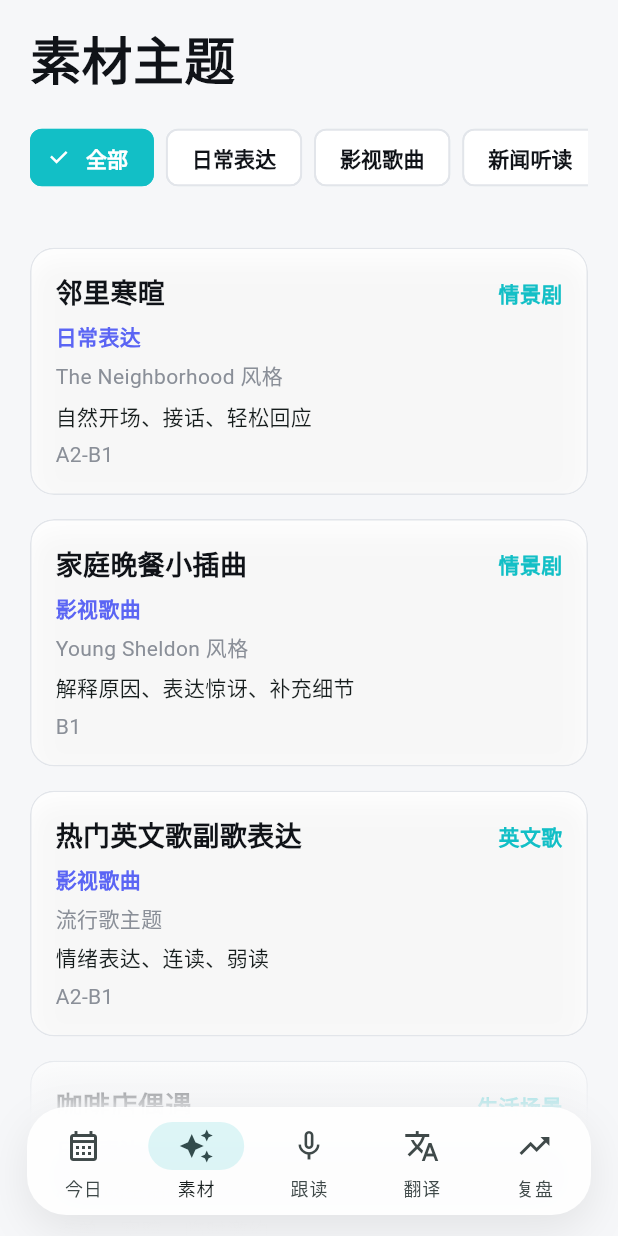
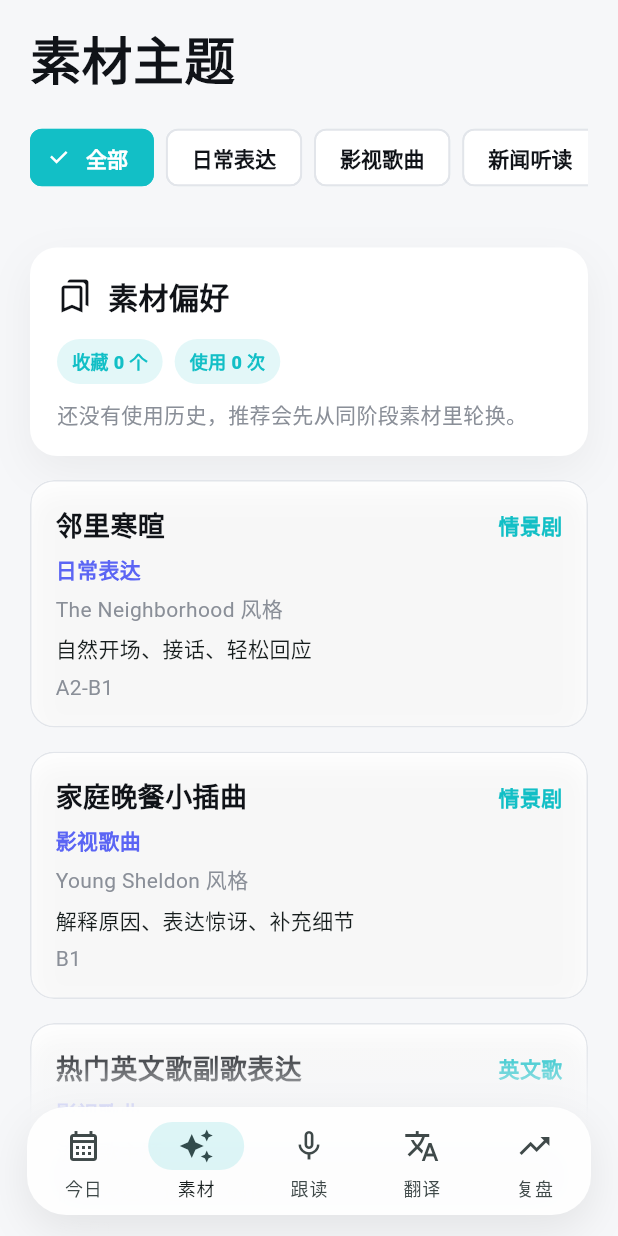
Before and after one commit to nora633/English, a Flutter app: the screen it shows after launch, scrolled down 576 dp, after a tap on the "auto awesome" icon, on a phone screen of 412 x 824 dp. Run offline on Flutter 3.47's test engine with Material 3 defaults, Android fonts, the phone set to English and light mode, and no system bars; our stand-ins replace audioplayers, flutter_tts, shared_preferences; missing offline and left inert: record; Roboto replaces fonts that are missing (System).

Commit message:
Add material favorites and recommendation history

```diff
--- a/mobile/lib/src/app_shell.dart
+++ b/mobile/lib/src/app_shell.dart
@@ -6,6 +6,7 @@ import 'services/audio_player_service.dart';
 import 'services/audio_recorder_service.dart';
 import 'services/daily_lesson_service.dart';
 import 'services/local_progress_store.dart';
+import 'services/material_activity_store.dart';
 import 'services/speech_service.dart';
 import 'theme/app_theme.dart';
 import 'views/review_page.dart';
@@ -34,10 +35,12 @@ class _AppShellState extends State<AppShell> {
   final progressStore = const LocalProgressStore();
   final lessonStore = const DailyLessonStore();
   final lessonGateway = const DailyLessonGateway();
+  final materialStore = const MaterialActivityStore();
 
   int index = 0;
   LocalProgress progress = const LocalProgress.empty();
   LocalLearningStats stats = const LocalLearningStats.empty();
+  MaterialActivityState materialState = const MaterialActivityState.empty();
   DailyLesson lesson = SampleData.todayLesson;
   DailyLessonSource lessonSource = DailyLessonSource.local;
   bool isGeneratingLesson = false;
@@ -56,11 +59,15 @@ class _AppShellState extends State<AppShell> {
       (_) => const LocalLearningStats.empty(),
     );
     final storedLesson = await lessonStore.load().catchError((_) => null);
+    final storedMaterialState = await materialStore.load().catchError(
+      (_) => const MaterialActivityState.empty(),
+    );
     if (!mounted) return;
 
     setState(() {
       progress = storedProgress;
       stats = storedStats;
+      materialState = storedMaterialState;
       if (storedLesson != null) {
         lesson = storedLesson.lesson;
         lessonSource = storedLesson.source;
@@ -87,6 +94,7 @@ class _AppShellState extends State<AppShell> {
     setState(() => isGeneratingLesson = true);
     final response = await lessonGateway.generate(
       stats: stats,
+      materialState: materialState,
       preferredStage: LearningStage.daily,
     );
     await lessonStore.save(response).catchError((_) {});
@@ -100,6 +108,9 @@ class _AppShellState extends State<AppShell> {
   }
 
   Future<void> useThemeAsDailyLesson(LearningTheme theme) async {
+    final nextMaterialState = await materialStore
+        .recordUse(theme)
+        .catchError((_) => materialState);
     final generated = const LocalDailyLessonService().generateFromTheme(theme);
     final response = DailyLessonResponse(
       lesson: generated,
@@ -111,8 +122,16 @@ class _AppShellState extends State<AppShell> {
     setState(() {
       lesson = generated;
       lessonSource = response.source;
+      materialState = nextMaterialState;
       index = 0;
     });
+  }
+
+  Future<void> toggleThemeFavorite(LearningTheme theme) async {
+    final nextMaterialState = await materialStore.toggleFavorite(theme);
+    if (!mounted) return;
+
+    setState(() => materialState = nextMaterialState);
   }
 
   @override
@@ -131,7 +150,9 @@ class _AppShellState extends State<AppShell> {
       ),
       ThemeLibraryPage(
         key: const ValueKey('theme-library-page'),
+        materialState: materialState,
         onUseTheme: useThemeAsDailyLesson,
+        onToggleFavorite: toggleThemeFavorite,
       ),
       SpeakingPage(
         key: const ValueKey('speaking-page'),
--- /dev/null
+++ b/mobile/lib/src/services/material_activity_store.dart
@@ -0,0 +1,138 @@
+import 'dart:convert';
+
+import 'package:shared_preferences/shared_preferences.dart';
+
+import '../models/learning_models.dart';
+
+class MaterialUsageRecord {
+  const MaterialUsageRecord({
+    required this.themeTitle,
+    required this.stage,
+    required this.kind,
+    required this.usedAt,
+  });
+
+  final String themeTitle;
+  final LearningStage stage;
+  final ContentKind kind;
+  final DateTime usedAt;
+
+  factory MaterialUsageRecord.fromJson(Map<String, dynamic> json) {
+    return MaterialUsageRecord(
+      themeTitle: json['themeTitle']?.toString() ?? '',
+      stage: LearningStage.fromName(json['stage']?.toString()),
+      kind: ContentKind.fromName(json['kind']?.toString()),
+      usedAt:
+          DateTime.tryParse(json['usedAt']?.toString() ?? '') ??
+          DateTime.fromMillisecondsSinceEpoch(0),
+    );
+  }
+
+  Map<String, Object?> toJson() {
+    return {
+      'themeTitle': themeTitle,
+      'stage': stage.name,
+      'kind': kind.name,
+      'usedAt': usedAt.toIso8601String(),
+    };
+  }
+}
+
+class MaterialActivityState {
+  const MaterialActivityState({
+    required this.favoriteTitles,
+    required this.history,
+  });
+
+  const MaterialActivityState.empty()
+    : favoriteTitles = const [],
+      history = const [];
+
+  final List<String> favoriteTitles;
+  final List<MaterialUsageRecord> history;
+
+  bool isFavorite(LearningTheme theme) => favoriteTitles.contains(theme.title);
+
+  bool wasUsed(LearningTheme theme) {
+    return history.any((record) => record.themeTitle == theme.title);
+  }
+
+  List<String> recentUsedTitles({int limit = 3}) {
+    return [for (final record in history.take(limit)) record.themeTitle];
+  }
+
+  int useCount(LearningTheme theme) {
+    return history.where((record) => record.themeTitle == theme.title).length;
+  }
+}
+
+class MaterialActivityStore {
+  const MaterialActivityStore({DateTime Function()? now})
+    : _now = now ?? DateTime.now;
+
+  final DateTime Function() _now;
+
+  static const _favoriteTitlesKey = 'materials.favoriteTitles';
+  static const _historyKey = 'materials.usageHistory';
+
+  Future<MaterialActivityState> load() async {
+    final prefs = await SharedPreferences.getInstance();
+    final favorites = prefs.getStringList(_favoriteTitlesKey) ?? const [];
+    final rawHistory = prefs.getString(_historyKey);
+
+    return MaterialActivityState(
+      favoriteTitles: favorites,
+      history: _decodeHistory(rawHistory),
+    );
+  }
+
+  Future<MaterialActivityState> toggleFavorite(LearningTheme theme) async {
+    final prefs = await SharedPreferences.getInstance();
+    final favorites = <String>[
+      ...(prefs.getStringList(_favoriteTitlesKey) ?? const <String>[]),
+    ];
+
+    if (favorites.contains(theme.title)) {
+      favorites.remove(theme.title);
+    } else {
+      favorites.add(theme.title);
+    }
+
+    await prefs.setStringList(_favoriteTitlesKey, favorites);
+    return load();
+  }
+
+  Future<MaterialActivityState> recordUse(LearningTheme theme) async {
+    final prefs = await SharedPreferences.getInstance();
+    final history = [
+      MaterialUsageRecord(
+        themeTitle: theme.title,
+        stage: theme.stage,
+        kind: theme.kind,
+        usedAt: _now(),
+      ),
+      ..._decodeHistory(prefs.getString(_historyKey)),
+    ].take(20).toList();
+
+    await prefs.setString(
+      _historyKey,
+      jsonEncode([for (final record in history) record.toJson()]),
+    );
+    return load();
+  }
+
+  List<MaterialUsageRecord> _decodeHistory(String? raw) {
+    if (raw == null || raw.isEmpty) return const [];
+
+    final decoded = jsonDecode(raw);
+    if (decoded is! List) return const [];
+
+    return [
+      for (final item in decoded)
+        if (item is Map<String, dynamic>)
+          MaterialUsageRecord.fromJson(item)
+        else if (item is Map)
+          MaterialUsageRecord.fromJson(Map<String, dynamic>.from(item)),
+    ].where((record) => record.themeTitle.isNotEmpty).toList();
+  }
+}
--- a/mobile/lib/src/views/theme_library_page.dart
+++ b/mobile/lib/src/views/theme_library_page.dart
@@ -2,13 +2,21 @@ import 'package:flutter/material.dart';
 
 import '../data/sample_data.dart';
 import '../models/learning_models.dart';
+import '../services/material_activity_store.dart';
 import '../theme/app_theme.dart';
 import '../widgets/shared_widgets.dart';
 
 class ThemeLibraryPage extends StatefulWidget {
-  const ThemeLibraryPage({super.key, required this.onUseTheme});
+  const ThemeLibraryPage({
+    super.key,
+    required this.materialState,
+    required this.onUseTheme,
+    required this.onToggleFavorite,
+  });
 
-  final ValueChanged<LearningTheme> onUseTheme;
+  final MaterialActivityState materialState;
+  final Future<void> Function(LearningTheme theme) onUseTheme;
+  final Future<void> Function(LearningTheme theme) onToggleFavorite;
 
   @override
   State<ThemeLibraryPage> createState() => _ThemeLibraryPageState();
@@ -45,15 +53,20 @@ class _ThemeLibraryPageState extends State<ThemeLibraryPage> {
           ),
         ),
         const SizedBox(height: 4),
+        _MaterialOverview(state: widget.materialState),
         for (final theme in themes)
           ThemeTile(
             theme: theme,
+            isFavorite: widget.materialState.isFavorite(theme),
+            wasUsed: widget.materialState.wasUsed(theme),
             onTap: () {
               Navigator.of(context).push(
                 MaterialPageRoute(
                   builder: (_) => ThemeDetailPage(
                     theme: theme,
+                    materialState: widget.materialState,
                     onUseTheme: widget.onUseTheme,
+                    onToggleFavorite: widget.onToggleFavorite,
                   ),
                 ),
               );
@@ -64,18 +77,38 @@ class _ThemeLibraryPageState extends State<ThemeLibraryPage> {
   }
 }
 
-class ThemeDetailPage extends StatelessWidget {
+class ThemeDetailPage extends StatefulWidget {
   const ThemeDetailPage({
     super.key,
     required this.theme,
+    required this.materialState,
     required this.onUseTheme,
+    required this.onToggleFavorite,
   });
 
   final LearningTheme theme;
-  final ValueChanged<LearningTheme> onUseTheme;
+  final MaterialActivityState materialState;
+  final Future<void> Function(LearningTheme theme) onUseTheme;
+  final Future<void> Function(LearningTheme theme) onToggleFavorite;
+
+  @override
+  State<ThemeDetailPage> createState() => _ThemeDetailPageState();
+}
+
+class _ThemeDetailPageState extends State<ThemeDetailPage> {
+  late bool isFavorite;
+
+  @override
+  void initState() {
+    super.initState();
+    isFavorite = widget.materialState.isFavorite(widget.theme);
+  }
 
   @override
   Widget build(BuildContext context) {
+    final theme = widget.theme;
+    final materialState = widget.materialState;
+
     return Scaffold(
       backgroundColor: AppColors.page,
       body: SafeArea(
@@ -114,6 +147,21 @@ class ThemeDetailPage extends StatelessWidget {
                       ],
                     ),
                   ),
+                ],
+              ),
+            ),
+            CardPanel(
+              title: '素材状态',
+              icon: Icons.insights_outlined,
+              child: Wrap(
+                spacing: 8,
+                runSpacing: 8,
+                children: [
+                  SmallChip(label: isFavorite ? '已收藏' : '未收藏'),
+                  SmallChip(
+                    label: materialState.wasUsed(theme) ? '最近使用过' : '未生成过',
+                  ),
+                  SmallChip(label: '使用 ${materialState.useCount(theme)} 次'),
                 ],
               ),
             ),
@@ -166,16 +214,21 @@ class ThemeDetailPage extends StatelessWidget {
                   PrimaryButton(
                     icon: Icons.auto_awesome,
                     text: '生成今日 15 分钟练习',
-                    onPressed: () {
-                      onUseTheme(theme);
+                    onPressed: () async {
+                      await widget.onUseTheme(theme);
+                      if (!context.mounted) return;
                       Navigator.of(context).pop();
                     },
                   ),
                   const SizedBox(height: 8),
                   SecondaryButton(
-                    icon: Icons.bookmark_border,
-                    text: '收藏素材',
-                    onPressed: () {},
+                    icon: isFavorite ? Icons.bookmark : Icons.bookmark_border,
+                    text: isFavorite ? '取消收藏' : '收藏素材',
+                    onPressed: () async {
+                      await widget.onToggleFavorite(theme);
+                      if (!mounted) return;
+                      setState(() => isFavorite = !isFavorite);
+                    },
                   ),
                 ],
               ),
@@ -196,3 +249,39 @@ class ThemeDetailPage extends StatelessWidget {
     };
   }
 }
+
+class _MaterialOverview extends StatelessWidget {
+  const _MaterialOverview({required this.state});
+
+  final MaterialActivityState state;
+
+  @override
+  Widget build(BuildContext context) {
+    final recentTitles = state.recentUsedTitles(limit: 3);
+
+    return CardPanel(
+      title: '素材偏好',
+      icon: Icons.bookmarks_outlined,
+      child: Column(
+        crossAxisAlignment: CrossAxisAlignment.start,
+        children: [
+          Wrap(
+            spacing: 8,
+            runSpacing: 8,
+            children: [
+              SmallChip(label: '收藏 ${state.favoriteTitles.length} 个'),
+              SmallChip(label: '使用 ${state.history.length} 次'),
+            ],
+          ),
+          if (recentTitles.isNotEmpty) ...[
+            const SizedBox(height: 10),
+            Text('最近使用：${recentTitles.join('、')}', style: AppText.muted),
+          ] else ...[
+            const SizedBox(height: 10),
+            const Text('还没有使用历史，推荐会先从同阶段素材里轮换。', style: AppText.muted),
+          ],
+        ],
+      ),
+    );
+  }
+}
--- a/mobile/lib/src/widgets/shared_widgets.dart
+++ b/mobile/lib/src/widgets/shared_widgets.dart
@@ -257,10 +257,18 @@ class GrammarTile extends StatelessWidget {
 }
 
 class ThemeTile extends StatelessWidget {
-  const ThemeTile({super.key, required this.theme, required this.onTap});
+  const ThemeTile({
+    super.key,
+    required this.theme,
+    required this.onTap,
+    this.isFavorite = false,
+    this.wasUsed = false,
+  });
 
   final LearningTheme theme;
   final VoidCallback onTap;
+  final bool isFavorite;
+  final bool wasUsed;
 
   @override
   Widget build(BuildContext context) {
@@ -291,6 +299,10 @@ class ThemeTile extends StatelessWidget {
               Row(
                 children: [
                   Expanded(child: Text(theme.title, style: AppText.sectionBig)),
+                  if (isFavorite) ...[
+                    const Icon(Icons.bookmark, size: 18, color: AppColors.teal),
+                    const SizedBox(width: 6),
+                  ],
                   Text(theme.kind.label, style: AppText.accent),
                 ],
               ),
@@ -300,6 +312,10 @@ class ThemeTile extends StatelessWidget {
               Text(theme.sourceHint, style: AppText.muted),
               const SizedBox(height: 6),
               Text(theme.focus),
+              if (wasUsed) ...[
+                const SizedBox(height: 6),
+                const Text('最近已用于今日练习', style: AppText.muted),
+              ],
               const SizedBox(height: 6),
               Text(theme.difficulty, style: AppText.muted),
             ],
```
Also changed, not shown: mobile/lib/src/services/daily_lesson_service.dart (+51 -6 lines), 1 other file.
